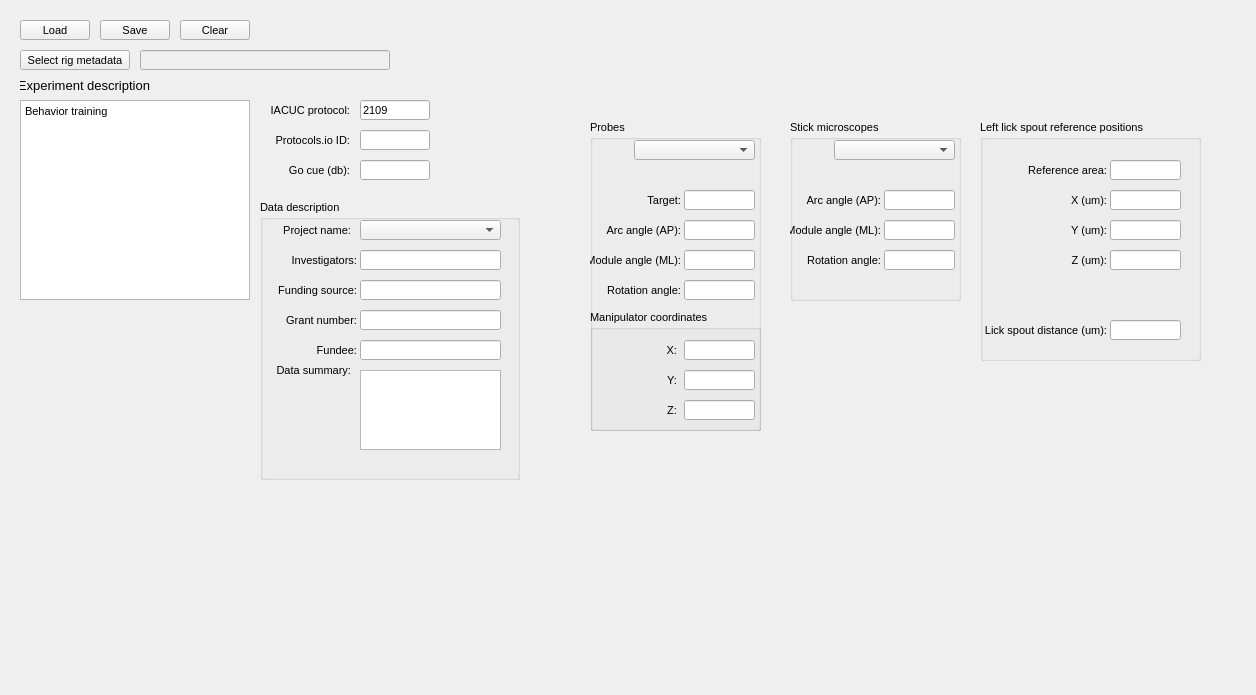
The window that src/foraging_gui/MetaData.ui (AllenNeuralDynamics/dynamic-foraging-task) describes before a commit, drawn with Qt 5.
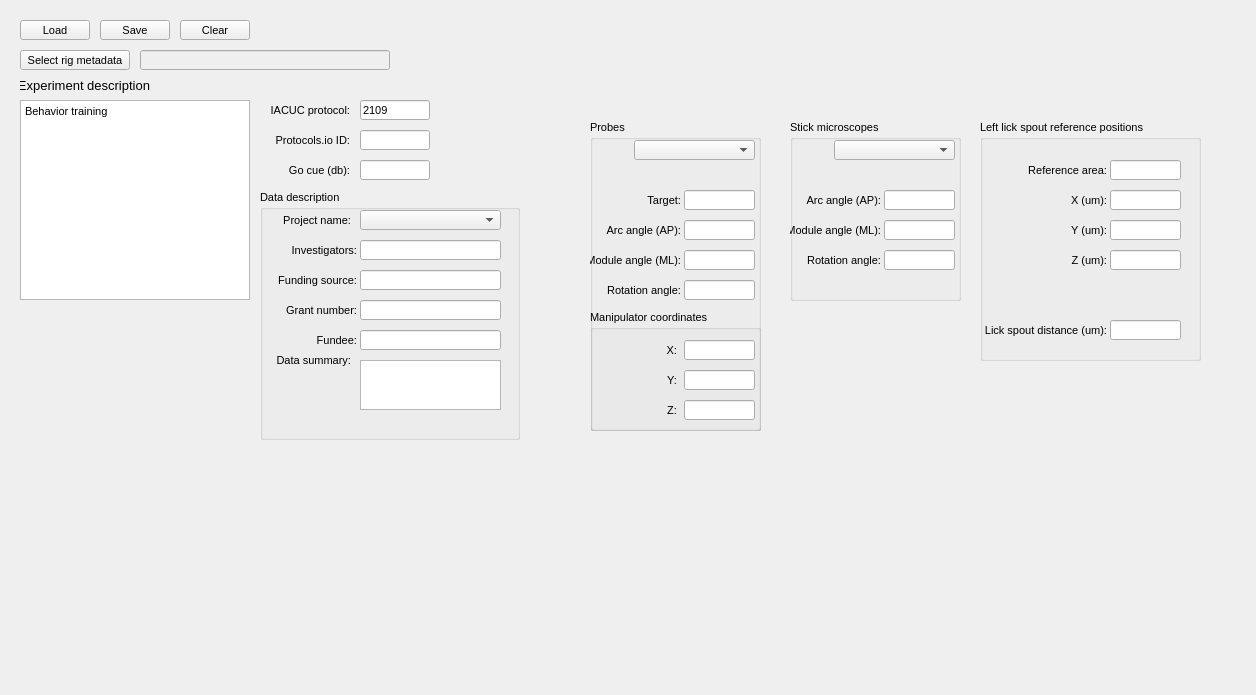
The same window after the commit.

The edit to the form file:
```diff
--- a/src/foraging_gui/MetaData.ui
+++ b/src/foraging_gui/MetaData.ui
@@ -867,9 +867,9 @@
    <property name="geometry">
     <rect>
      <x>260</x>
-     <y>200</y>
+     <y>190</y>
      <width>260</width>
-     <height>280</height>
+     <height>250</height>
     </rect>
    </property>
    <property name="title">
@@ -881,7 +881,7 @@
       <x>100</x>
       <y>170</y>
       <width>141</width>
-      <height>80</height>
+      <height>50</height>
      </rect>
     </property>
     <property name="sizePolicy">
```
